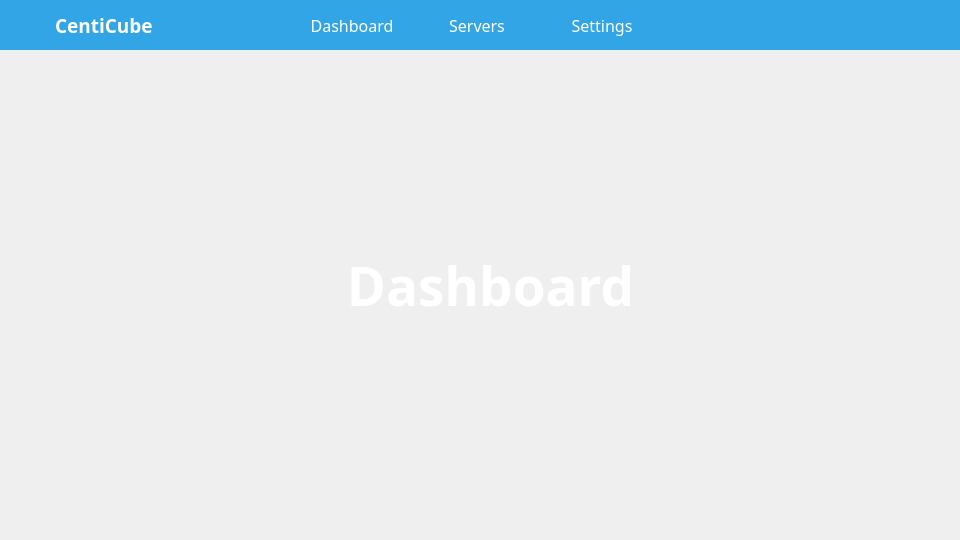
Above: centicube/view/ui/main.ui from CentiCube/CentiCube before the change. Below: the same form after it.
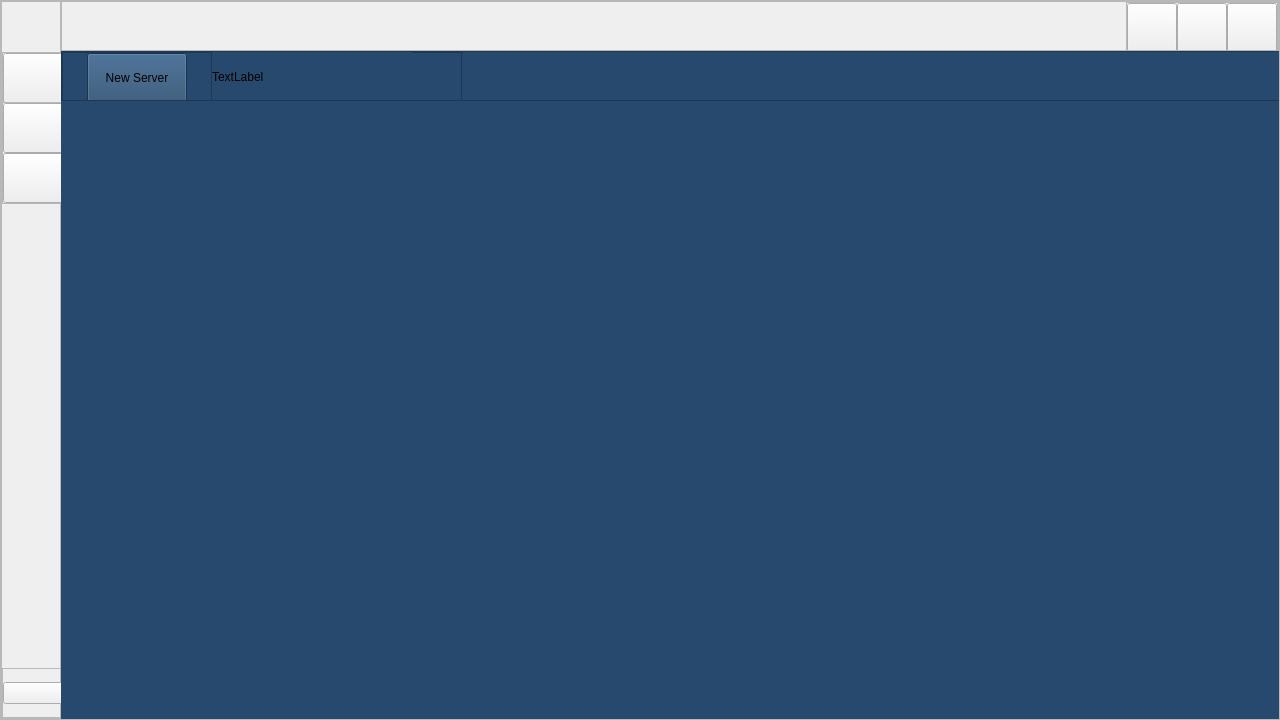
That is the form after the change. The open tabs and pages were chosen to show the change. Icons and pictures are not drawn.

The edit to the form file:
```diff
--- a/centicube/view/ui/main.ui
+++ b/centicube/view/ui/main.ui
@@ -6,14 +6,14 @@
    <rect>
     <x>0</x>
     <y>0</y>
-    <width>960</width>
-    <height>540</height>
+    <width>1280</width>
+    <height>720</height>
    </rect>
   </property>
   <property name="minimumSize">
    <size>
-    <width>640</width>
-    <height>360</height>
+    <width>960</width>
+    <height>540</height>
    </size>
   </property>
   <property name="font">
@@ -25,20 +25,48 @@
    <string>MainWindow</string>
   </property>
   <property name="styleSheet">
-   <string notr="true">background-color: none;
-border-style: none;
-border-radius: 0px;
-color: rgb(255, 255, 255);
-text-align: center;
-padding: 0px;
-margin: 0px;
-spacing: 0px;</string>
+   <string notr="true"/>
   </property>
-  <widget class="QWidget" name="centralwidget">
-   <layout class="QVBoxLayout" name="verticalLayout">
-    <property name="spacing">
-     <number>0</number>
-    </property>
+  <widget class="QWidget" name="Layout">
+   <property name="minimumSize">
+    <size>
+     <width>960</width>
+     <height>540</height>
+    </size>
+   </property>
+   <property name="styleSheet">
+    <string notr="true">* {
+	border-style: none;
+	color: rgb(255, 255, 255);
+}
+
+QWidget {
+	background-color: none;
+}
+
+#backgroundApp {
+	background-color: rgb(20, 40, 80);
+}
+
+#appLogo {
+	background-image: url(:/logo/images/CentiCube40.png);
+	background-position: center;
+	background-repeat: none;
+}
+
+#topMenu .QPushButton:hover {
+	background-color: rgb(255, 255, 52);
+}
+
+#windowButton &gt; QPushButton {
+	background-color: transparent;
+}
+
+#windowButton &gt; QPushButton:hover {
+	background-color: rgb(200, 0, 0);
+}</string>
+   </property>
+   <layout class="QGridLayout" name="gridLayout">
     <property name="leftMargin">
      <number>0</number>
     </property>
@@ -51,26 +79,16 @@
     <property name="bottomMargin">
      <number>0</number>
     </property>
-    <item>
-     <widget class="QFrame" name="Header">
+    <item row="0" column="0">
+     <widget class="QFrame" name="backgroundApp">
       <property name="minimumSize">
        <size>
-        <width>0</width>
-        <height>50</height>
-       </size>
-      </property>
-      <property name="maximumSize">
-       <size>
-        <width>16777215</width>
-        <height>50</height>
+        <width>960</width>
+        <height>540</height>
        </size>
       </property>
       <property name="styleSheet">
-       <string notr="true">QFrame {
-	border-bottom: 0px solid rgb(100, 100, 100);
-	background-color: rgb(50, 165, 230);
-	color: rgb(255, 255, 255);
-}</string>
+       <string notr="true"/>
       </property>
       <property name="frameShape">
        <enum>QFrame::StyledPanel</enum>
@@ -78,10 +96,7 @@
       <property name="frameShadow">
        <enum>QFrame::Raised</enum>
       </property>
-      <layout class="QHBoxLayout" name="HeaderLayout">
-       <property name="spacing">
-        <number>5</number>
-       </property>
+      <layout class="QGridLayout" name="gridLayout_2">
        <property name="leftMargin">
         <number>0</number>
        </property>
@@ -94,12 +109,21 @@
        <property name="bottomMargin">
         <number>0</number>
        </property>
-       <item>
-        <widget class="QFrame" name="CentiCube">
+       <property name="spacing">
+        <number>0</number>
+       </property>
+       <item row="0" column="0" rowspan="2">
+        <widget class="QFrame" name="sideBar">
          <property name="minimumSize">
           <size>
-           <width>150</width>
-           <height>50</height>
+           <width>60</width>
+           <height>540</height>
+          </size>
+         </property>
+         <property name="maximumSize">
+          <size>
+           <width>60</width>
+           <height>16777215</height>
           </size>
          </property>
          <property name="frameShape">
@@ -108,9 +132,9 @@
          <property name="frameShadow">
           <enum>QFrame::Raised</enum>
          </property>
-         <layout class="QHBoxLayout" name="horizontalLayout">
+         <layout class="QVBoxLayout" name="verticalLayout_4">
           <property name="spacing">
-           <number>5</number>
+           <number>0</number>
           </property>
           <property name="leftMargin">
            <number>0</number>
@@ -125,77 +149,292 @@
            <number>0</number>
           </property>
           <item>
-           <widget class="QLabel" name="appLogo">
+           <widget class="QFrame" name="appLogo">
             <property name="minimumSize">
              <size>
-              <width>50</width>
+              <width>60</width>
               <height>50</height>
              </size>
             </property>
             <property name="maximumSize">
              <size>
-              <width>50</width>
+              <width>60</width>
               <height>50</height>
              </size>
             </property>
-            <property name="text">
-             <string/>
+            <property name="frameShape">
+             <enum>QFrame::NoFrame</enum>
             </property>
-            <property name="pixmap">
-             <pixmap resource="../resources/resources.qrc">:/Logo/images/CentiCube.png</pixmap>
+            <property name="frameShadow">
+             <enum>QFrame::Raised</enum>
             </property>
-            <property name="scaledContents">
-             <bool>true</bool>
+           </widget>
+          </item>
+          <item>
+           <widget class="QFrame" name="toggleMenu">
+            <property name="minimumSize">
+             <size>
+              <width>60</width>
+              <height>50</height>
+             </size>
             </property>
+            <property name="maximumSize">
+             <size>
+              <width>60</width>
+              <height>50</height>
+             </size>
+            </property>
+            <property name="frameShape">
+             <enum>QFrame::StyledPanel</enum>
+            </property>
+            <property name="frameShadow">
+             <enum>QFrame::Raised</enum>
+            </property>
+            <layout class="QVBoxLayout" name="verticalLayout_3">
+             <property name="spacing">
+              <number>0</number>
+             </property>
+             <property name="leftMargin">
+              <number>0</number>
+             </property>
+             <property name="topMargin">
+              <number>0</number>
+             </property>
+             <property name="rightMargin">
+              <number>0</number>
+             </property>
+             <property name="bottomMargin">
+              <number>0</number>
+             </property>
+             <item>
+              <widget class="QPushButton" name="toggleSidebar">
+               <property name="sizePolicy">
+                <sizepolicy hsizetype="Expanding" vsizetype="Fixed">
+                 <horstretch>0</horstretch>
+                 <verstretch>0</verstretch>
+                </sizepolicy>
+               </property>
+               <property name="minimumSize">
+                <size>
+                 <width>60</width>
+                 <height>50</height>
+                </size>
+               </property>
+               <property name="maximumSize">
+                <size>
+                 <width>16777215</width>
+                 <height>50</height>
+                </size>
+               </property>
+               <property name="cursor">
+                <cursorShape>PointingHandCursor</cursorShape>
+               </property>
+               <property name="text">
+                <string/>
+               </property>
+               <property name="icon">
+                <iconset resource="../resources/resources.qrc">
+                 <normaloff>:/icons/icons/cil-menu.png</normaloff>:/icons/icons/cil-menu.png</iconset>
+               </property>
+               <property name="iconSize">
+                <size>
+                 <width>16</width>
+                 <height>16</height>
+                </size>
+               </property>
+              </widget>
+             </item>
+            </layout>
            </widget>
           </item>
           <item>
-           <widget class="QLabel" name="appName">
-            <property name="font">
-             <font>
-              <family>Bahnschrift</family>
-              <pointsize>14</pointsize>
-              <bold>true</bold>
-             </font>
+           <widget class="QFrame" name="topMenu">
+            <property name="minimumSize">
+             <size>
+              <width>60</width>
+              <height>0</height>
+             </size>
             </property>
-            <property name="text">
-             <string>CentiCube</string>
+            <property name="maximumSize">
+             <size>
+              <width>60</width>
+              <height>16777215</height>
+             </size>
             </property>
+            <property name="frameShape">
+             <enum>QFrame::StyledPanel</enum>
+            </property>
+            <property name="frameShadow">
+             <enum>QFrame::Raised</enum>
+            </property>
+            <layout class="QVBoxLayout" name="verticalLayout_2">
+             <property name="spacing">
+              <number>0</number>
+             </property>
+             <property name="leftMargin">
+              <number>0</number>
+             </property>
+             <property name="topMargin">
+              <number>0</number>
+             </property>
+             <property name="rightMargin">
+              <number>0</number>
+             </property>
+             <property name="bottomMargin">
+              <number>0</number>
+             </property>
+             <item>
+              <widget class="QPushButton" name="dashboardButton">
+               <property name="minimumSize">
+                <size>
+                 <width>60</width>
+                 <height>50</height>
+                </size>
+               </property>
+               <property name="maximumSize">
+                <size>
+                 <width>16777215</width>
+                 <height>50</height>
+                </size>
+               </property>
+               <property name="cursor">
+                <cursorShape>PointingHandCursor</cursorShape>
+               </property>
+               <property name="text">
+                <string/>
+               </property>
+               <property name="icon">
+                <iconset resource="../resources/resources.qrc">
+                 <normaloff>:/icons/icons/cil-home.png</normaloff>:/icons/icons/cil-home.png</iconset>
+               </property>
+              </widget>
+             </item>
+             <item>
+              <widget class="QPushButton" name="serverButton">
+               <property name="sizePolicy">
+                <sizepolicy hsizetype="Expanding" vsizetype="Fixed">
+                 <horstretch>0</horstretch>
+                 <verstretch>0</verstretch>
+                </sizepolicy>
+               </property>
+               <property name="minimumSize">
+                <size>
+                 <width>60</width>
+                 <height>50</height>
+                </size>
+               </property>
+               <property name="maximumSize">
+                <size>
+                 <width>16777215</width>
+                 <height>50</height>
+                </size>
+               </property>
+               <property name="cursor">
+                <cursorShape>PointingHandCursor</cursorShape>
+               </property>
+               <property name="text">
+                <string/>
+               </property>
+               <property name="icon">
+                <iconset resource="../resources/resources.qrc">
+                 <normaloff>:/icons/icons/cil-layers.png</normaloff>:/icons/icons/cil-layers.png</iconset>
+               </property>
+              </widget>
+             </item>
+            </layout>
+           </widget>
+          </item>
+          <item>
+           <spacer name="verticalSpacer">
+            <property name="orientation">
+             <enum>Qt::Vertical</enum>
+            </property>
+            <property name="sizeHint" stdset="0">
+             <size>
+              <width>20</width>
+              <height>467</height>
+             </size>
+            </property>
+           </spacer>
+          </item>
+          <item>
+           <widget class="QFrame" name="bottomMenu">
+            <property name="minimumSize">
+             <size>
+              <width>60</width>
+              <height>50</height>
+             </size>
+            </property>
+            <property name="maximumSize">
+             <size>
+              <width>60</width>
+              <height>16777215</height>
+             </size>
+            </property>
+            <property name="frameShape">
+             <enum>QFrame::StyledPanel</enum>
+            </property>
+            <property name="frameShadow">
+             <enum>QFrame::Raised</enum>
+            </property>
+            <layout class="QVBoxLayout" name="verticalLayout">
+             <property name="spacing">
+              <number>0</number>
+             </property>
+             <property name="leftMargin">
+              <number>0</number>
+             </property>
+             <property name="topMargin">
+              <number>0</number>
+             </property>
+             <property name="rightMargin">
+              <number>0</number>
+             </property>
+             <property name="bottomMargin">
+              <number>0</number>
+             </property>
+             <item>
+              <widget class="QPushButton" name="settingButton">
+               <property name="minimumSize">
+                <size>
+                 <width>60</width>
+                 <height>0</height>
+                </size>
+               </property>
+               <property name="maximumSize">
+                <size>
+                 <width>60</width>
+                 <height>16777215</height>
+                </size>
+               </property>
+               <property name="text">
+                <string/>
+               </property>
+               <property name="icon">
+                <iconset resource="../resources/resources.qrc">
+                 <normaloff>:/icons/icons/cil-settings.png</normaloff>:/icons/icons/cil-settings.png</iconset>
+               </property>
+              </widget>
+             </item>
+            </layout>
            </widget>
           </item>
          </layout>
         </widget>
        </item>
-       <item>
-        <spacer name="spacerL">
-         <property name="orientation">
-          <enum>Qt::Horizontal</enum>
-         </property>
-         <property name="sizeHint" stdset="0">
-          <size>
-           <width>100</width>
-           <height>50</height>
-          </size>
-         </property>
-        </spacer>
-       </item>
-       <item>
-        <widget class="QFrame" name="Tabs">
+       <item row="0" column="1">
+        <widget class="QFrame" name="topBar">
          <property name="minimumSize">
           <size>
-           <width>360</width>
+           <width>860</width>
            <height>50</height>
           </size>
          </property>
-         <property name="styleSheet">
-          <string notr="true">QPushButton {
-	background-color: none;
-	border-style: none;
-}
-
-QPushButton:checked {
-	border-bottom: 2px solid rgb(255, 255, 255);
-}</string>
+         <property name="maximumSize">
+          <size>
+           <width>16777215</width>
+           <height>50</height>
+          </size>
          </property>
          <property name="frameShape">
           <enum>QFrame::StyledPanel</enum>
@@ -205,7 +444,7 @@
          </property>
          <layout class="QHBoxLayout" name="horizontalLayout_3">
           <property name="spacing">
-           <number>5</number>
+           <number>0</number>
           </property>
           <property name="leftMargin">
            <number>0</number>
@@ -220,333 +459,377 @@
            <number>0</number>
           </property>
           <item>
-           <widget class="QPushButton" name="dashboardButton">
-            <property name="minimumSize">
-             <size>
-              <width>120</width>
-              <height>50</height>
-             </size>
+           <spacer name="horizontalSpacer">
+            <property name="orientation">
+             <enum>Qt::Horizontal</enum>
             </property>
-            <property name="font">
-             <font>
-              <family>Bahnschrift SemiLight</family>
-              <pointsize>12</pointsize>
-              <bold>false</bold>
-             </font>
-            </property>
-            <property name="styleSheet">
-             <string notr="true">text-align: center;
-border-style: none;</string>
-            </property>
-            <property name="text">
-             <string>Dashboard</string>
-            </property>
-            <property name="iconSize">
+            <property name="sizeHint" stdset="0">
              <size>
-              <width>20</width>
+              <width>1067</width>
               <height>20</height>
              </size>
             </property>
-            <property name="checkable">
-             <bool>true</bool>
-            </property>
-            <property name="checked">
-             <bool>true</bool>
-            </property>
-           </widget>
+           </spacer>
           </item>
           <item>
-           <widget class="QPushButton" name="serverButton">
-            <property name="minimumSize">
-             <size>
-              <width>120</width>
-              <height>50</height>
-             </size>
-            </property>
-            <property name="font">
-             <font>
-              <family>Bahnschrift SemiLight</family>
-              <pointsize>12</pointsize>
-              <bold>false</bold>
-              <kerning>true</kerning>
-             </font>
-            </property>
-            <property name="autoFillBackground">
-             <bool>false</bool>
-            </property>
+           <widget class="QFrame" name="windowButton">
             <property name="styleSheet">
-             <string notr="true">text-align: center;
-border-style: none;</string>
+             <string notr="true"/>
             </property>
-            <property name="text">
-             <string>Servers</string>
+            <property name="frameShape">
+             <enum>QFrame::StyledPanel</enum>
             </property>
-            <property name="iconSize">
-             <size>
-              <width>20</width>
-              <height>20</height>
-             </size>
+            <property name="frameShadow">
+             <enum>QFrame::Raised</enum>
             </property>
-            <property name="checkable">
-             <bool>true</bool>
-            </property>
-           </widget>
-          </item>
-          <item>
-           <widget class="QPushButton" name="settingButton">
-            <property name="minimumSize">
-             <size>
-              <width>120</width>
-              <height>50</height>
-             </size>
-            </property>
-            <property name="font">
-             <font>
-              <family>Bahnschrift SemiLight</family>
-              <pointsize>12</pointsize>
-              <bold>false</bold>
-             </font>
-            </property>
-            <property name="styleSheet">
-             <string notr="true">text-align: center;
-border-style: none;</string>
-            </property>
-            <property name="text">
-             <string>Settings</string>
-            </property>
-            <property name="iconSize">
-             <size>
-              <width>20</width>
-              <height>20</height>
-             </size>
-            </property>
-            <property name="checkable">
-             <bool>true</bool>
-            </property>
+            <layout class="QHBoxLayout" name="horizontalLayout">
+             <property name="spacing">
+              <number>0</number>
+             </property>
+             <property name="leftMargin">
+              <number>0</number>
+             </property>
+             <property name="topMargin">
+              <number>0</number>
+             </property>
+             <property name="rightMargin">
+              <number>0</number>
+             </property>
+             <property name="bottomMargin">
+              <number>0</number>
+             </property>
+             <item>
+              <widget class="QPushButton" name="minimizeButton">
+               <property name="minimumSize">
+                <size>
+                 <width>50</width>
+                 <height>50</height>
+                </size>
+               </property>
+               <property name="maximumSize">
+                <size>
+                 <width>50</width>
+                 <height>50</height>
+                </size>
+               </property>
+               <property name="text">
+                <string/>
+               </property>
+               <property name="icon">
+                <iconset resource="../resources/resources.qrc">
+                 <normaloff>:/icons/icons/icon_minimize.png</normaloff>:/icons/icons/icon_minimize.png</iconset>
+               </property>
+              </widget>
+             </item>
+             <item>
+              <widget class="QPushButton" name="maximizeButton">
+               <property name="minimumSize">
+                <size>
+                 <width>50</width>
+                 <height>50</height>
+                </size>
+               </property>
+               <property name="maximumSize">
+                <size>
+                 <width>50</width>
+                 <height>50</height>
+                </size>
+               </property>
+               <property name="text">
+                <string/>
+               </property>
+               <property name="icon">
+                <iconset resource="../resources/resources.qrc">
+                 <normaloff>:/icons/icons/icon_maximize.png</normaloff>:/icons/icons/icon_maximize.png</iconset>
+               </property>
+              </widget>
+             </item>
+             <item>
+              <widget class="QPushButton" name="closeButton">
+               <property name="minimumSize">
+                <size>
+                 <width>50</width>
+                 <height>50</height>
+                </size>
+               </property>
+               <property name="maximumSize">
+                <size>
+                 <width>50</width>
+                 <height>50</height>
+                </size>
+               </property>
+               <property name="text">
+                <string/>
+               </property>
+               <property name="icon">
+                <iconset resource="../resources/resources.qrc">
+                 <normaloff>:/icons/icons/icon_close.png</normaloff>:/icons/icons/icon_close.png</iconset>
+               </property>
+              </widget>
+             </item>
+            </layout>
            </widget>
           </item>
          </layout>
         </widget>
        </item>
-       <item>
-        <spacer name="spacerR">
-         <property name="orientation">
-          <enum>Qt::Horizontal</enum>
-         </property>
-         <property name="sizeHint" stdset="0">
+       <item row="1" column="1">
+        <widget class="QStackedWidget" name="contentPresenter">
+         <property name="minimumSize">
           <size>
-           <width>100</width>
-           <height>50</height>
+           <width>860</width>
+           <height>510</height>
           </size>
          </property>
-        </spacer>
-       </item>
-       <item>
-        <widget class="QFrame" name="Windows">
          <property name="styleSheet">
-          <string notr="true">QPushButton {
-	background-color: none;
-}
-
-QPushButton:hover {
-	background-color: rgb(0, 145, 225);
+          <string notr="true">* {
+	background-color: rgb(39, 73, 109);
 }</string>
          </property>
-         <property name="frameShape">
-          <enum>QFrame::StyledPanel</enum>
-         </property>
          <property name="frameShadow">
-          <enum>QFrame::Raised</enum>
+          <enum>QFrame::Sunken</enum>
          </property>
-         <layout class="QHBoxLayout" name="WindowButton">
-          <property name="spacing">
-           <number>5</number>
-          </property>
-          <property name="leftMargin">
-           <number>0</number>
-          </property>
-          <property name="topMargin">
-           <number>0</number>
-          </property>
-          <property name="rightMargin">
-           <number>0</number>
-          </property>
-          <property name="bottomMargin">
-           <number>0</number>
-          </property>
-          <item>
-           <widget class="QPushButton" name="minButton">
-            <property name="minimumSize">
-             <size>
-              <width>50</width>
+         <widget class="QWidget" name="defaultFrame"/>
+         <widget class="QWidget" name="dashboardFrame">
+          <widget class="QFrame" name="info">
+           <property name="geometry">
+            <rect>
+             <x>0</x>
+             <y>0</y>
+             <width>1220</width>
+             <height>150</height>
+            </rect>
+           </property>
+           <property name="minimumSize">
+            <size>
+             <width>900</width>
+             <height>150</height>
+            </size>
+           </property>
+           <property name="frameShape">
+            <enum>QFrame::StyledPanel</enum>
+           </property>
+           <property name="frameShadow">
+            <enum>QFrame::Raised</enum>
+           </property>
+          </widget>
+          <widget class="QFrame" name="list">
+           <property name="geometry">
+            <rect>
+             <x>0</x>
+             <y>150</y>
+             <width>1220</width>
+             <height>510</height>
+            </rect>
+           </property>
+           <property name="minimumSize">
+            <size>
+             <width>900</width>
+             <height>0</height>
+            </size>
+           </property>
+           <property name="frameShape">
+            <enum>QFrame::StyledPanel</enum>
+           </property>
+           <property name="frameShadow">
+            <enum>QFrame::Raised</enum>
+           </property>
+          </widget>
+         </widget>
+         <widget class="QWidget" name="serverFrame">
+          <widget class="QScrollArea" name="scrollArea">
+           <property name="geometry">
+            <rect>
+             <x>0</x>
+             <y>0</y>
+             <width>1220</width>
+             <height>50</height>
+            </rect>
+           </property>
+           <property name="minimumSize">
+            <size>
+             <width>900</width>
+             <height>50</height>
+            </size>
+           </property>
+           <property name="maximumSize">
+            <size>
+             <width>16777215</width>
+             <height>50</height>
+            </size>
+           </property>
+           <property name="verticalScrollBarPolicy">
+            <enum>Qt::ScrollBarAlwaysOff</enum>
+           </property>
+           <property name="horizontalScrollBarPolicy">
+            <enum>Qt::ScrollBarAsNeeded</enum>
+           </property>
+           <property name="sizeAdjustPolicy">
+            <enum>QAbstractScrollArea::AdjustIgnored</enum>
+           </property>
+           <property name="widgetResizable">
+            <bool>true</bool>
+           </property>
+           <widget class="QWidget" name="serverScroll">
+            <property name="geometry">
+             <rect>
+              <x>0</x>
+              <y>0</y>
+              <width>1220</width>
               <height>50</height>
-             </size>
+             </rect>
             </property>
-            <property name="maximumSize">
-             <size>
-              <width>50</width>
-              <height>50</height>
-             </size>
-            </property>
-            <property name="text">
-             <string/>
-            </property>
-            <property name="icon">
-             <iconset resource="../resources/resources.qrc">
-              <normaloff>:/Icons/icons/Minimize_White.png</normaloff>:/Icons/icons/Minimize_White.png</iconset>
-            </property>
-            <property name="iconSize">
-             <size>
-              <width>20</width>
-              <height>20</height>
-             </size>
-            </property>
-            <property name="checkable">
-             <bool>true</bool>
-            </property>
+            <widget class="QFrame" name="newServer">
+             <property name="geometry">
+              <rect>
+               <x>0</x>
+               <y>0</y>
+               <width>150</width>
+               <height>50</height>
+              </rect>
+             </property>
+             <property name="minimumSize">
+              <size>
+               <width>150</width>
+               <height>50</height>
+              </size>
+             </property>
+             <property name="maximumSize">
+              <size>
+               <width>100</width>
+               <height>50</height>
+              </size>
+             </property>
+             <property name="frameShape">
+              <enum>QFrame::StyledPanel</enum>
+             </property>
+             <property name="frameShadow">
+              <enum>QFrame::Raised</enum>
+             </property>
+             <layout class="QHBoxLayout" name="horizontalLayout_2">
+              <property name="spacing">
+               <number>0</number>
+              </property>
+              <property name="leftMargin">
+               <number>0</number>
+              </property>
+              <property name="topMargin">
+               <number>0</number>
+              </property>
+              <property name="rightMargin">
+               <number>0</number>
+              </property>
+              <property name="bottomMargin">
+               <number>0</number>
+              </property>
+              <item>
+               <widget class="QPushButton" name="newServerButton">
+                <property name="minimumSize">
+                 <size>
+                  <width>100</width>
+                  <height>50</height>
+                 </size>
+                </property>
+                <property name="maximumSize">
+                 <size>
+                  <width>50</width>
+                  <height>50</height>
+                 </size>
+                </property>
+                <property name="text">
+                 <string>New Server</string>
+                </property>
+                <property name="icon">
+                 <iconset resource="../resources/resources.qrc">
+                  <normaloff>:/icons/icons/cil-plus.png</normaloff>:/icons/icons/cil-plus.png</iconset>
+                </property>
+               </widget>
+              </item>
+             </layout>
+            </widget>
+            <widget class="QFrame" name="defaultServer">
+             <property name="geometry">
+              <rect>
+               <x>150</x>
+               <y>0</y>
+               <width>250</width>
+               <height>50</height>
+              </rect>
+             </property>
+             <property name="minimumSize">
+              <size>
+               <width>250</width>
+               <height>50</height>
+              </size>
+             </property>
+             <property name="maximumSize">
+              <size>
+               <width>250</width>
+               <height>50</height>
+              </size>
+             </property>
+             <property name="styleSheet">
+              <string notr="true"/>
+             </property>
+             <property name="frameShape">
+              <enum>QFrame::StyledPanel</enum>
+             </property>
+             <property name="frameShadow">
+              <enum>QFrame::Raised</enum>
+             </property>
+             <widget class="QLabel" name="label">
+              <property name="geometry">
+               <rect>
+                <x>0</x>
+                <y>0</y>
+                <width>200</width>
+                <height>50</height>
+               </rect>
+              </property>
+              <property name="maximumSize">
+               <size>
+                <width>200</width>
+                <height>50</height>
+               </size>
+              </property>
+              <property name="text">
+               <string>TextLabel</string>
+              </property>
+             </widget>
+            </widget>
            </widget>
-          </item>
-          <item>
-           <widget class="QPushButton" name="maxButton">
-            <property name="sizePolicy">
-             <sizepolicy hsizetype="Minimum" vsizetype="Fixed">
-              <horstretch>0</horstretch>
-              <verstretch>0</verstretch>
-             </sizepolicy>
-            </property>
+          </widget>
+          <widget class="QStackedWidget" name="stackedWidget">
+           <property name="geometry">
+            <rect>
+             <x>0</x>
+             <y>50</y>
+             <width>1220</width>
+             <height>500</height>
+            </rect>
+           </property>
+           <property name="minimumSize">
+            <size>
+             <width>900</width>
+             <height>480</height>
+            </size>
+           </property>
+           <widget class="QWidget" name="page">
             <property name="minimumSize">
              <size>
-              <width>50</width>
-              <height>50</height>
+              <width>900</width>
+              <height>440</height>
              </size>
             </property>
-            <property name="maximumSize">
-             <size>
-              <width>50</width>
-              <height>50</height>
-             </size>
-            </property>
-            <property name="text">
-             <string/>
-            </property>
-            <property name="icon">
-             <iconset resource="../resources/resources.qrc">
-              <normaloff>:/Icons/icons/Maximize_White.png</normaloff>:/Icons/icons/Maximize_White.png</iconset>
-            </property>
-            <property name="iconSize">
-             <size>
-              <width>20</width>
-              <height>20</height>
-             </size>
-            </property>
-            <property name="checkable">
-             <bool>true</bool>
-            </property>
            </widget>
-          </item>
-          <item>
-           <widget class="QPushButton" name="closeButton">
-            <property name="minimumSize">
-             <size>
-              <width>50</width>
-              <height>50</height>
-             </size>
-            </property>
-            <property name="maximumSize">
-             <size>
-              <width>50</width>
-              <height>50</height>
-             </size>
-            </property>
-            <property name="styleSheet">
-             <string notr="true">QPushButton:hover {
-	background-color: rgb(255, 45, 45);
-}</string>
-            </property>
-            <property name="text">
-             <string/>
-            </property>
-            <property name="icon">
-             <iconset resource="../resources/resources.qrc">
-              <normaloff>:/Icons/icons/Close_White.png</normaloff>:/Icons/icons/Close_White.png</iconset>
-            </property>
-            <property name="iconSize">
-             <size>
-              <width>20</width>
-              <height>20</height>
-             </size>
-            </property>
-            <property name="checkable">
-             <bool>true</bool>
-            </property>
-           </widget>
-          </item>
-         </layout>
+           <widget class="QWidget" name="page_2"/>
+          </widget>
+         </widget>
         </widget>
        </item>
       </layout>
      </widget>
     </item>
-    <item>
-     <widget class="QStackedWidget" name="Pages">
-      <widget class="QWidget" name="dashboardPage">
-       <widget class="QLabel" name="dashboardLabel">
-        <property name="geometry">
-         <rect>
-          <x>320</x>
-          <y>180</y>
-          <width>341</width>
-          <height>111</height>
-         </rect>
-        </property>
-        <property name="font">
-         <font>
-          <family>Bahnschrift</family>
-          <pointsize>40</pointsize>
-          <bold>true</bold>
-         </font>
-        </property>
-        <property name="text">
-         <string>Dashboard</string>
-        </property>
-        <property name="scaledContents">
-         <bool>true</bool>
-        </property>
-        <property name="alignment">
-         <set>Qt::AlignCenter</set>
-        </property>
-       </widget>
-      </widget>
-      <widget class="QWidget" name="serverPage">
-       <widget class="QLabel" name="serverLabel">
-        <property name="geometry">
-         <rect>
-          <x>320</x>
-          <y>180</y>
-          <width>341</width>
-          <height>111</height>
-         </rect>
-        </property>
-        <property name="font">
-         <font>
-          <family>Bahnschrift</family>
-          <pointsize>40</pointsize>
-          <bold>true</bold>
-         </font>
-        </property>
-        <property name="text">
-         <string>Server Page</string>
-        </property>
-        <property name="scaledContents">
-         <bool>true</bool>
-        </property>
-        <property name="alignment">
-         <set>Qt::AlignCenter</set>
-        </property>
-       </widget>
-      </widget>
-     </widget>
-    </item>
    </layout>
   </widget>
  </widget>
```
